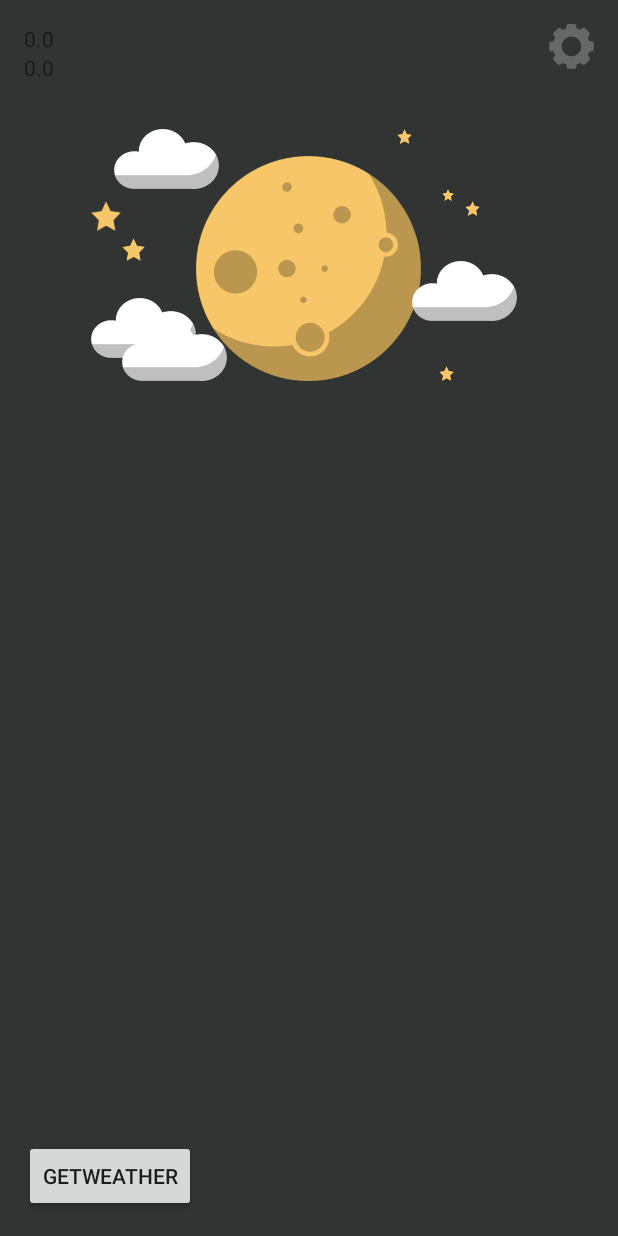
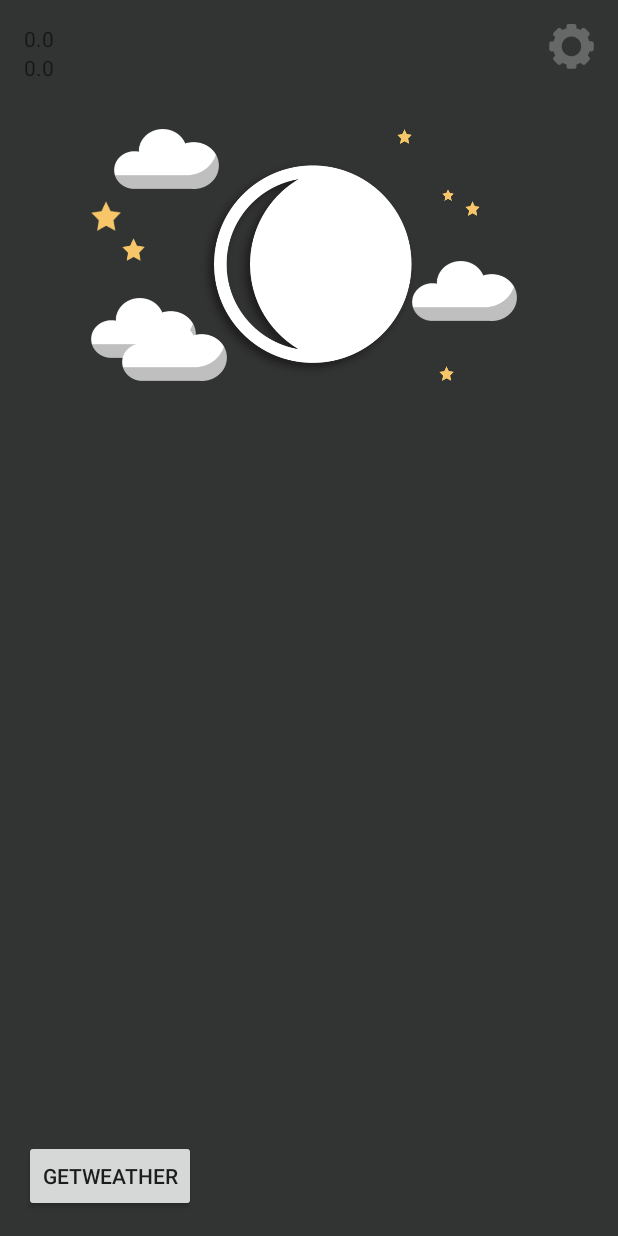
Before and after one commit to PJunhyuk/TodaysMoon, an Android app: the screen it shows after launch (MainActivity), on a phone screen of 412 x 824 dp. Run offline under Robolectric (Android 15) with nearby library versions, the phone set to English and light mode, and no system bars; libraries missing offline, so code that uses them is left out: com.gun0912.tedpermission; 4 statements that could not run were skipped.

Commit message:
Update moon image

```diff
--- a/app/src/main/java/pjunhyuk/todaysmoon/MainActivity.java
+++ b/app/src/main/java/pjunhyuk/todaysmoon/MainActivity.java
@@ -53,6 +53,7 @@ public class MainActivity extends Activity {
     ImageView star_3;
     ImageView star_4;
     ImageView star_5;
+    ImageView imgmoon;
 
     // For Live Weather
     Button getWeatherBtn;
@@ -84,6 +85,10 @@ public class MainActivity extends Activity {
                 startActivity(intent);
             }
         });
+
+        // For Moon
+        imgmoon = (ImageView)findViewById(R.id.moon);
+        imgmoon.setBackgroundResource(R.drawable.moon_1_1);
 
         // For cloud patrol
         cloud_1 = (ImageView) findViewById(R.id.cloud_1);
--- a/app/src/main/res/layout/content_main.xml
+++ b/app/src/main/res/layout/content_main.xml
@@ -25,7 +25,7 @@
     <ImageView
         android:layout_width="150dp"
         android:layout_height="150dp"
-        android:id="@+id/imageView"
+        android:id="@+id/moon"
         android:background="@drawable/moon_full_yellow"
         android:layout_marginTop="58dp"
         android:layout_below="@+id/button_setting"
@@ -37,16 +37,16 @@
         android:id="@+id/cloud_2"
         android:background="@drawable/cloud"
         android:layout_marginBottom="15dp"
-        android:layout_alignBottom="@+id/imageView"
-        android:layout_toLeftOf="@+id/imageView"
-        android:layout_toStartOf="@+id/imageView" />
+        android:layout_alignBottom="@+id/moon"
+        android:layout_toLeftOf="@+id/moon"
+        android:layout_toStartOf="@+id/moon" />
 
     <ImageView
         android:layout_width="70dp"
         android:layout_height="40dp"
         android:id="@+id/cloud_1"
         android:background="@drawable/cloud"
-        android:layout_alignBottom="@+id/imageView"
+        android:layout_alignBottom="@+id/moon"
         android:layout_alignParentLeft="true"
         android:layout_alignParentStart="true"
         android:layout_marginLeft="65dp"
@@ -90,8 +90,8 @@
         android:id="@+id/star_2"
         android:background="@drawable/star_yellow"
         android:layout_below="@+id/cloud_3"
-        android:layout_toRightOf="@+id/imageView"
-        android:layout_toEndOf="@+id/imageView"
+        android:layout_toRightOf="@+id/moon"
+        android:layout_toEndOf="@+id/moon"
         android:layout_marginLeft="14dp"
         android:layout_marginStart="14dp" />
 
@@ -169,7 +169,7 @@
         android:textColor="#ffffff"
         android:id="@+id/tem"
         android:layout_marginTop="89dp"
-        android:layout_below="@+id/imageView"
+        android:layout_below="@+id/moon"
         android:layout_toRightOf="@+id/getWeatherBtn"
         android:layout_toEndOf="@+id/getWeatherBtn" />
 
```
Also changed, not shown: app/src/main/res/drawable/moon_1_1.png (added), app/src/main/res/drawable/moon_1_2.png (added), app/src/main/res/drawable/moon_1_3.png (added).
